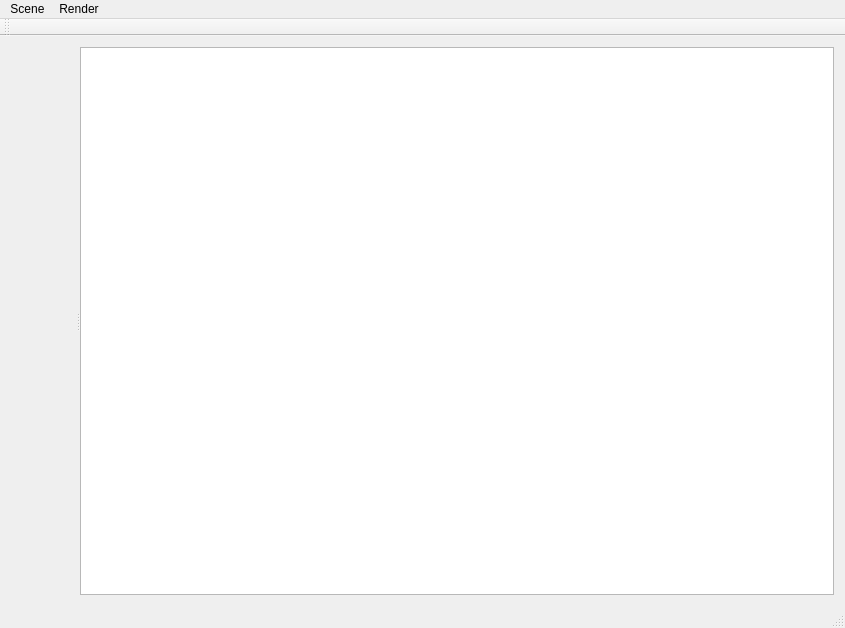
Above: sln/lightway/lightway/lightway.ui from jameszhao00/lightway before the change. Below: the same form after it.
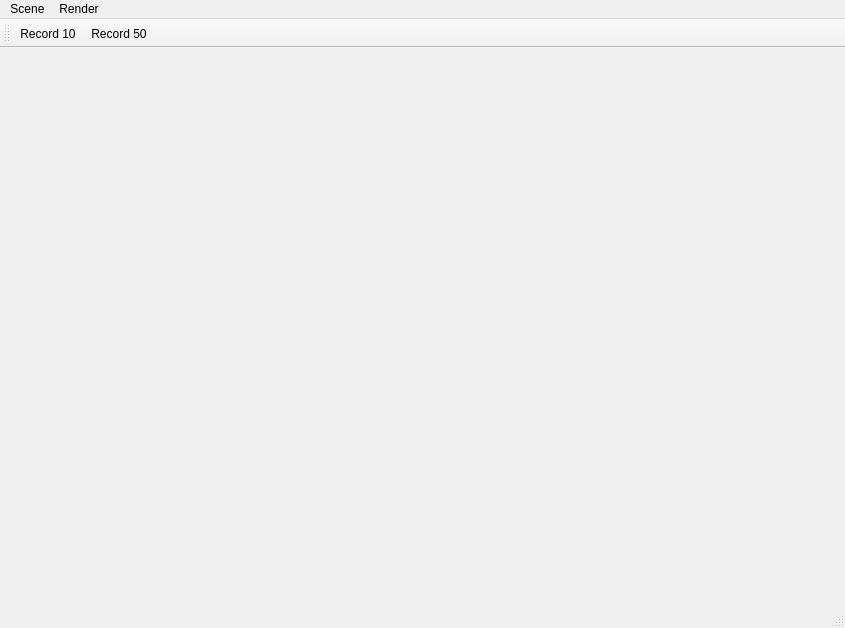
That is the form after the change.

Diff of the .ui file:
```diff
--- a/sln/lightway/lightway/lightway.ui
+++ b/sln/lightway/lightway/lightway.ui
@@ -14,17 +14,20 @@
    <string>Lightway</string>
   </property>
   <widget class="QWidget" name="centralWidget">
+   <layout class="QHBoxLayout" name="horizontalLayout_2">
+    <item>
    <layout class="QHBoxLayout" name="horizontalLayout">
     <item>
-     <widget class="QSplitter" name="splitter">
-      <property name="orientation">
-       <enum>Qt::Horizontal</enum>
-      </property>
       <widget class="QWidget" name="widget" native="true">
-       <layout class="QHBoxLayout" name="horizontalLayout_2"/>
-      </widget>
-      <widget class="QTableView" name="tableView"/>
-     </widget>
+        <layout class="QHBoxLayout" name="horizontalLayout_3"/>
+       </widget>
+      </item>
+      <item>
+       <widget class="QWidget" name="widget_2" native="true">
+        <layout class="QHBoxLayout" name="horizontalLayout_4"/>
+       </widget>
+      </item>
+     </layout>
     </item>
    </layout>
   </widget>
@@ -57,8 +60,20 @@
    <attribute name="toolBarBreak">
     <bool>false</bool>
    </attribute>
+   <addaction name="actionRecord_10"/>
+   <addaction name="actionRecord_50"/>
   </widget>
   <widget class="QStatusBar" name="statusBar"/>
+  <action name="actionRecord_10">
+   <property name="text">
+    <string>Record 10</string>
+   </property>
+  </action>
+  <action name="actionRecord_50">
+   <property name="text">
+    <string>Record 50</string>
+   </property>
+  </action>
  </widget>
  <layoutdefault spacing="6" margin="11"/>
  <resources>
```
Lines whose indentation alone changed are shown as unchanged.
